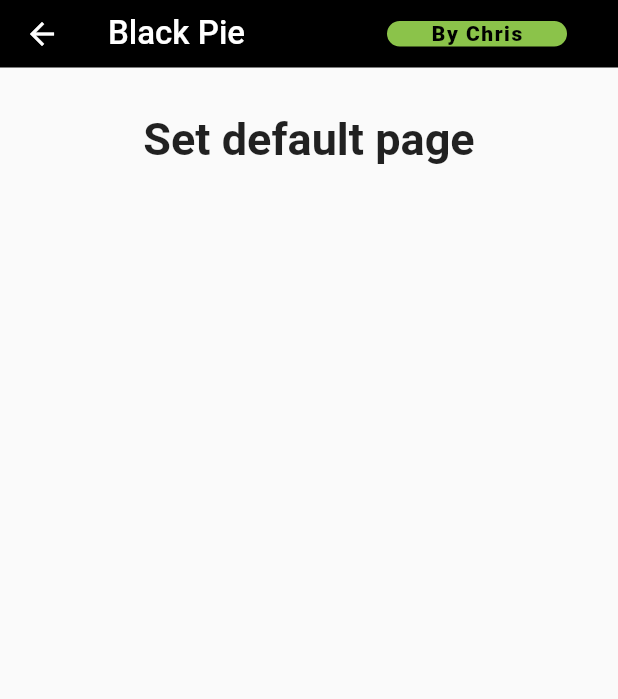
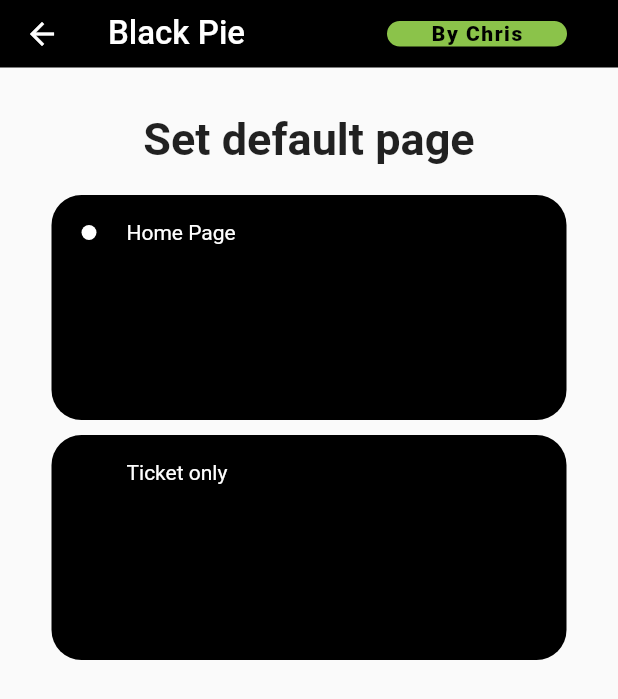
Before and after one commit to Microsomes/nxclone, a Flutter app: the LandingPage screen opened directly, on a phone screen of 412 x 824 dp. Shown: the top 699 px of the screen. Run offline on Flutter 3.47's test engine with Material 2 defaults, Android fonts, the phone set to English and light mode, and no system bars; our stand-ins replace fluttertoast, marquee, qr_flutter, shared_preferences; missing offline and left inert: flutter_sequence_animation, screen; accounts and stored records are empty.

Commit message:
defualt page black pie

```diff
--- /dev/null
+++ b/lib/v2/components/fancyOptions.dart
@@ -0,0 +1,53 @@
+import 'package:flutter/material.dart';
+
+class FancyOptions extends StatefulWidget{
+
+  String title;
+  bool isSelected;
+
+    FancyOptions({
+      @required this.title,
+      @required this.isSelected
+    });
+
+  @override
+  State<StatefulWidget> createState() {
+    // TODO: implement createState
+    return FancyOptionsState();
+  }
+}
+
+class FancyOptionsState extends State<FancyOptions>{
+  @override
+  Widget build(BuildContext context) {
+    // TODO: implement build
+    return Container(
+      height: 150,
+      width: MediaQuery.of(context).size.width/1.2,
+      decoration: BoxDecoration(
+          color: Colors.black,
+          borderRadius: BorderRadius.circular(20)
+      ),
+        child:Column(
+          children: <Widget>[
+            Row(
+              children: <Widget>[
+               Padding(
+                 padding: const EdgeInsets.all(20),
+                 child: Container(
+                   height: 10,
+                   width: 10,
+                  decoration: new BoxDecoration(
+                  color: widget.isSelected== true ? Colors.white : Colors.black,
+                  shape: BoxShape.circle,
+              ),
+                 ),
+               ),
+               Text(widget.title,style: TextStyle(color: Colors.white),)
+              ],
+            )
+          ],
+        ),
+    );
+  }
+}
--- a/lib/v2/pages/landingPage.dart
+++ b/lib/v2/pages/landingPage.dart
@@ -1,4 +1,5 @@
 import 'package:flutter/material.dart';
+import 'package:nxclone/v2/components/fancyOptions.dart';
 import 'package:nxclone/v2/main/bar.dart';
 
 
@@ -32,7 +33,11 @@ class LandingPageState extends State<LandingPage>{
             fontSize: 30
           ) ,
           ),
-          )
+          ),
+          SizedBox(height: 20,),
+          FancyOptions(title: "Home Page",isSelected: true,),
+           SizedBox(height: 10,),
+          FancyOptions(title: "Ticket only",isSelected: false,)
 
 
         ],
```
